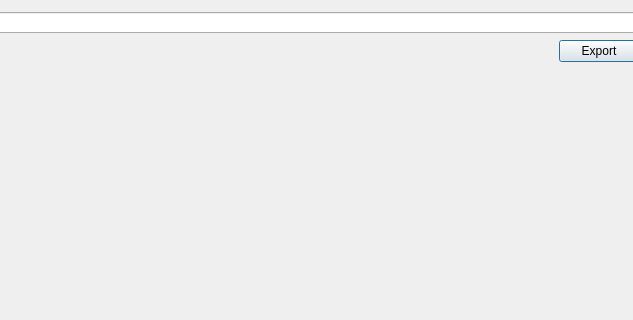
First picture: the form in src/ui/EditorSwcVersionControl.ui, repository kiraYuukiAsuna/SwcDbmsQtClient, before the edit; both pictures show x 464 to 1097 and y 0 to 320 of the 1200 by 800 pixel window.
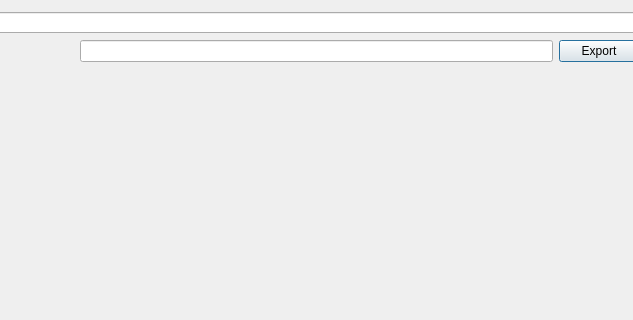
Second picture: the form after the edit.

```diff
--- a/src/ui/EditorSwcVersionControl.ui
+++ b/src/ui/EditorSwcVersionControl.ui
@@ -50,6 +50,9 @@
            </property>
           </spacer>
          </item>
+         <item>
+          <widget class="QLineEdit" name="secondEdit"/>
+         </item>
          <item>
           <widget class="QPushButton" name="ExportBtn">
            <property name="text">
```
Left out of the diff: 4 changed lines with no effect on the pictures.
